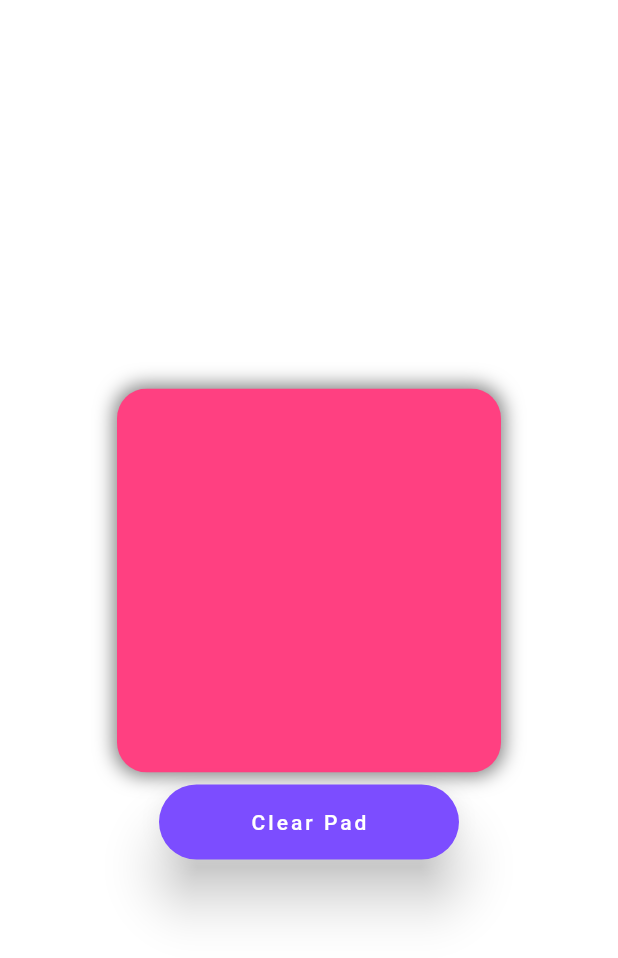
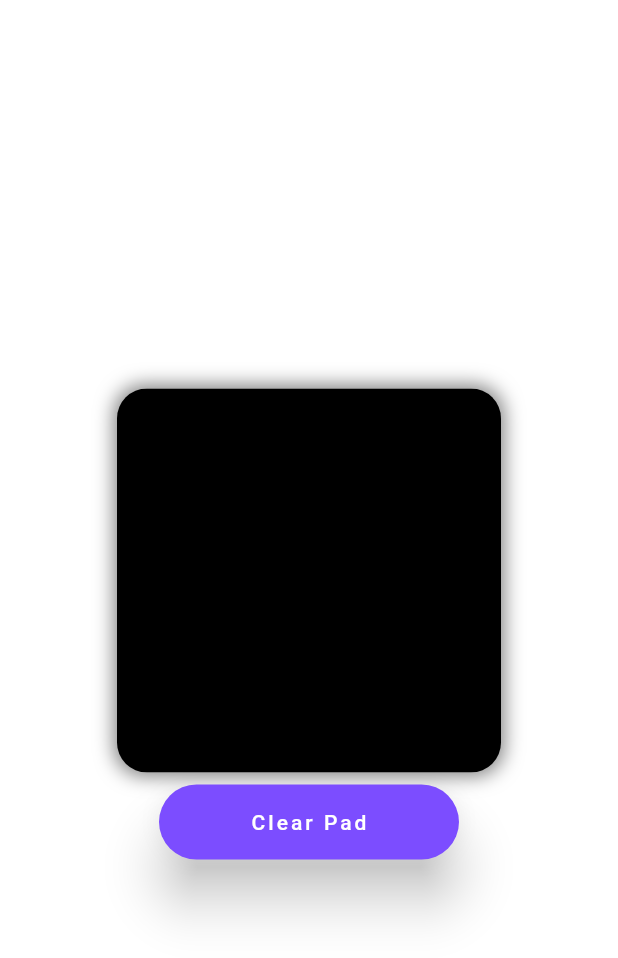
Before and after one commit to Shantanu66/RealityConjurer, a Flutter app: the screen it shows after launch, after a tap on "Clear Pad", on a phone screen of 412 x 824 dp. Shown: the top 958 px of the screen. Run offline on Flutter 3.47's test engine with Material 2 defaults, Android fonts, the phone set to English and light mode, and no system bars; drawn by our look-alikes of rounded_loading_button; our stand-ins replace splashscreen; missing offline and left inert: dart:ffi.

```diff
--- a/lib/drawing_area.dart
+++ b/lib/drawing_area.dart
@@ -17,7 +17,7 @@ class MyCustomPainter extends CustomPainter{
 
   @override
   void paint(Canvas canvas,Size size){
-     Paint background=Paint()..color=Colors.pinkAccent;
+     Paint background=Paint()..color=Colors.black;
      Rect rect=Rect.fromLTWH(0, 0, size.width, size.height);
      canvas.drawRect(rect, background);
      canvas.clipRect(rect);
```
Also changed, not shown: lib/home.dart (+15 -2 lines).
